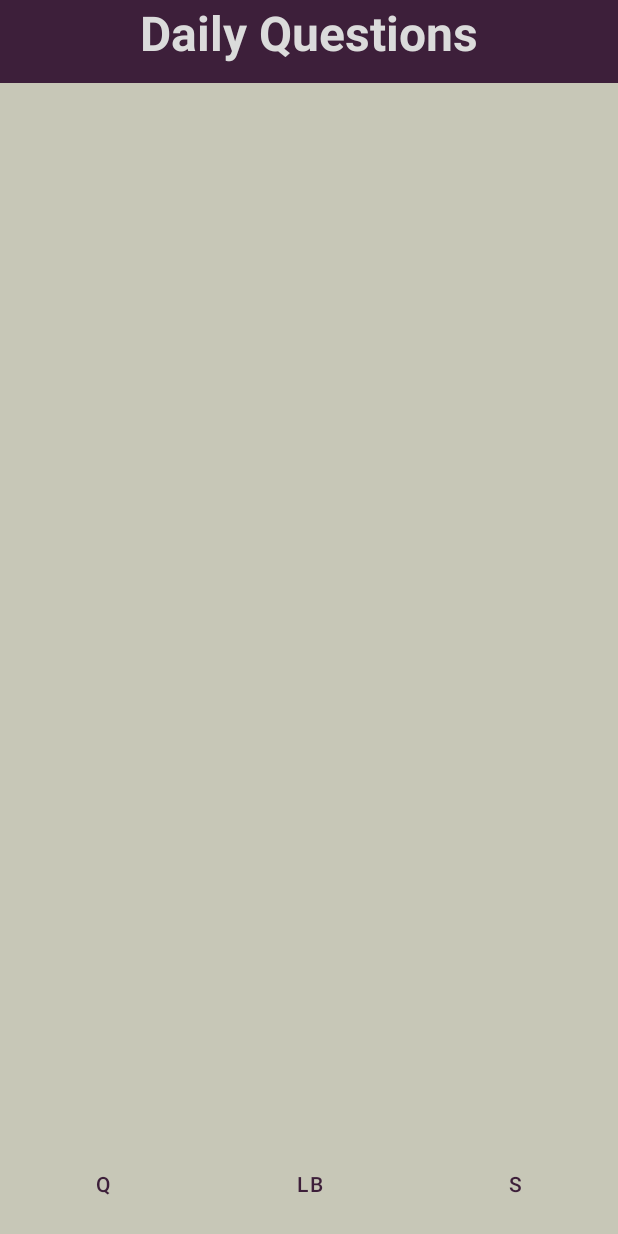
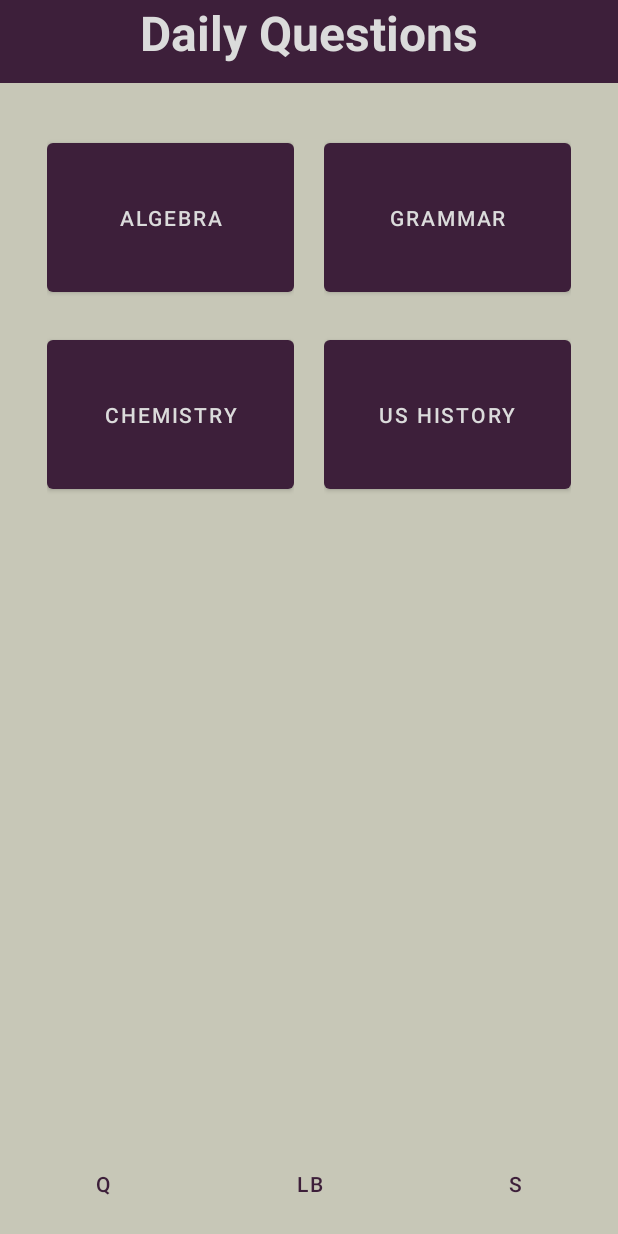
Before and after one commit to catherinepaopao/the-grind, an Android app: the GamePage screen opened directly, with no data from a screen before it, on a phone screen of 412 x 824 dp. Run offline under Robolectric (Android 15) with nearby library versions, the light colour scheme and no system bars.

Commit message:
question adapter

```diff
--- a/app/src/main/java/com/idk/thegrind/GameData.java
+++ b/app/src/main/java/com/idk/thegrind/GameData.java
@@ -2,4 +2,6 @@ package com.idk.thegrind;
 
 public class GameData {
     public static int currentPage = 1; // 1 questions, 2 leaderboard, 3 settings
+    public static String[] subjects = {"Algebra", "Grammar", "Chemistry", "US History"}; // replace with images for buttons later
+    public static String[] subjectQuestions = {}; // initialize with questions for each later
 }
--- a/app/src/main/java/com/idk/thegrind/GamePage.java
+++ b/app/src/main/java/com/idk/thegrind/GamePage.java
@@ -11,9 +11,12 @@ import android.widget.Switch;
 import android.widget.TextView;
 
 import androidx.appcompat.app.AppCompatActivity;
+import androidx.recyclerview.widget.GridLayoutManager;
 import androidx.recyclerview.widget.RecyclerView;
 
 public class GamePage extends AppCompatActivity {
+    QuestionAdapter questionAdapter;
+
     SharedPreferences prefs;
     Button leaderboardButton;
     Button settingsButton;
@@ -53,6 +56,12 @@ public class GamePage extends AppCompatActivity {
         hideLeaderboard();
         hideSettings();
         showQuestions();
+
+        questionAdapter = new QuestionAdapter(GameData.subjects);
+
+        questionsQuestions.setLayoutManager(new GridLayoutManager(this, 2));
+        questionsQuestions.setAdapter(questionAdapter);
+        questionAdapter.notifyDataSetChanged();
 
         questionsButton.setOnClickListener(new View.OnClickListener() {
             @Override
--- /dev/null
+++ b/app/src/main/java/com/idk/thegrind/QuestionAdapter.java
@@ -0,0 +1,61 @@
+package com.idk.thegrind;
+
+import android.graphics.Color;
+import android.view.LayoutInflater;
+import android.view.View;
+import android.view.ViewGroup;
+import android.widget.Button;
+
+import androidx.recyclerview.widget.RecyclerView;
+
+public class QuestionAdapter extends RecyclerView.Adapter<QuestionAdapter.QuestionViewHolder>{
+    String[] subjects;
+
+    public QuestionAdapter(String[] subjects) {
+        this.subjects = subjects;
+    }
+
+    public static class QuestionViewHolder extends RecyclerView.ViewHolder {
+        private final Button buttonView;
+
+        public QuestionViewHolder(View view) {
+            super(view);
+            // Define click listener for the ViewHolder's View
+            buttonView = (Button) view.findViewById(R.id.question_icon);
+        }
+
+        public Button getButtonView() {
+            return buttonView;
+        }
+    }
+
+    @Override
+    public QuestionViewHolder onCreateViewHolder(ViewGroup viewGroup, int viewType) {
+        // Create a new view, which defines the UI of the list item
+        View view = LayoutInflater.from(viewGroup.getContext())
+                .inflate(R.layout.question_cell, viewGroup, false);
+        return new QuestionViewHolder(view);
+    }
+
+    @Override
+    public void onBindViewHolder(QuestionViewHolder viewHolder, final int pos) {
+
+        final int position = viewHolder.getAdapterPosition();
+
+        // Get element from your dataset at this position and replace the
+        // contents of the view with that element
+        viewHolder.getButtonView().setText(subjects[position]);
+
+        viewHolder.buttonView.setOnClickListener(new View.OnClickListener() {
+            @Override
+            public void onClick(View view) {
+
+            }
+        });
+    }
+
+    @Override
+    public int getItemCount() {
+        return subjects.length;
+    }
+}
--- /dev/null
+++ b/app/src/main/res/layout/question_cell.xml
@@ -0,0 +1,14 @@
+<?xml version="1.0" encoding="utf-8"?>
+<FrameLayout xmlns:android="http://schemas.android.com/apk/res/android"
+    xmlns:app="http://schemas.android.com/apk/res-auto"
+    xmlns:tools="http://schemas.android.com/tools"
+    android:layout_width="match_parent"
+    android:layout_height="wrap_content"
+    android:layout_margin="10dp">
+
+    <Button
+        android:id="@+id/question_icon"
+        android:layout_width="match_parent"
+        android:layout_height="111dp"
+        android:text="subject" />
+</FrameLayout>
```
